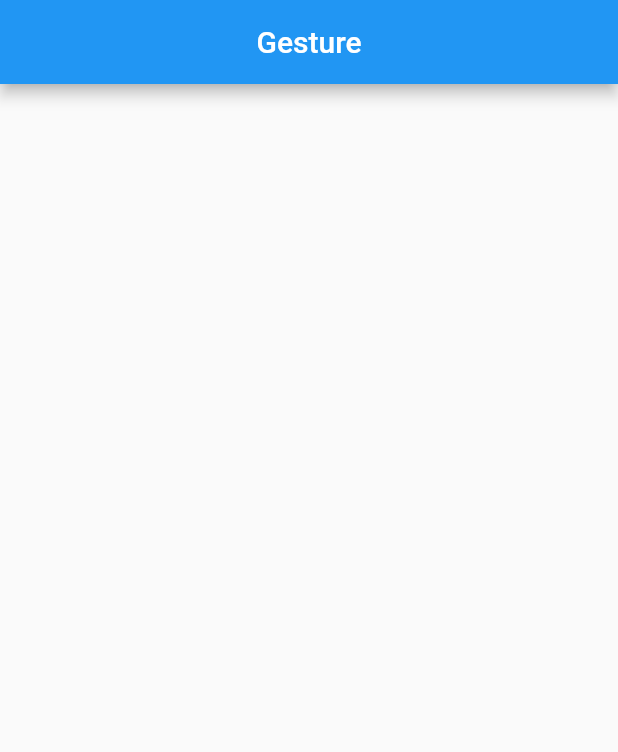
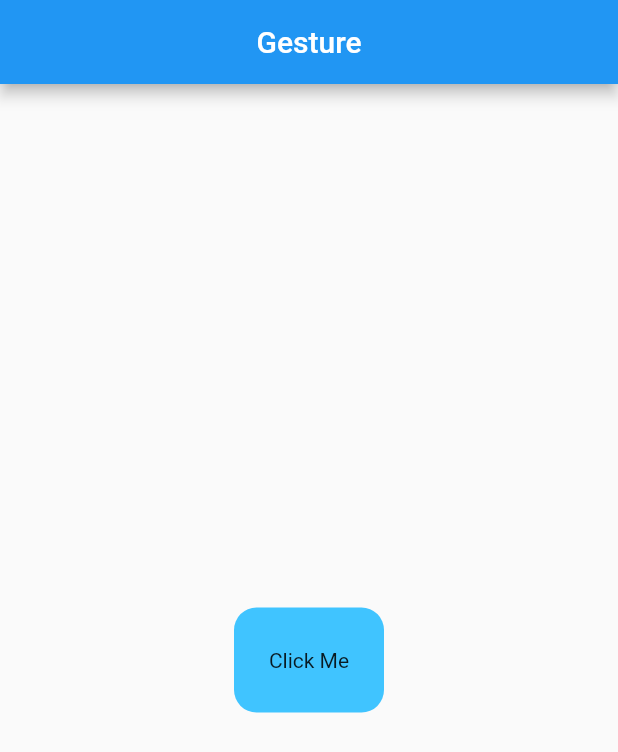
Before and after one commit to hunnain/FlutterPractise, a Flutter app: the screen it shows after launch, on a phone screen of 412 x 824 dp. Shown: the top 752 px of the screen. Run offline on Flutter 3.47's test engine with Material 2 defaults, Android fonts, the phone set to English and light mode, and no system bars.

Commit message:
Gestures update

```diff
--- a/UIBasicAnimation/gesture/lib/main.dart
+++ b/UIBasicAnimation/gesture/lib/main.dart
@@ -41,9 +41,19 @@ class _MyHomePageState extends State<MyHomePage> {
         ),
         body: new Center(
           child: GestureDetector(
-            onTap: () {
+            onLongPress: () {
               print("Clicked Me");
             },
+            child: Container(
+              height: 70.0,
+              width: 100.0,
+              padding: EdgeInsets.all(10.0),
+              decoration: BoxDecoration(
+                color: Colors.lightBlueAccent,
+                borderRadius: BorderRadius.circular(15.0)
+              ),
+              child: Center(child: Text('Click Me')),
+            ),
           ),
       )
     );
```
